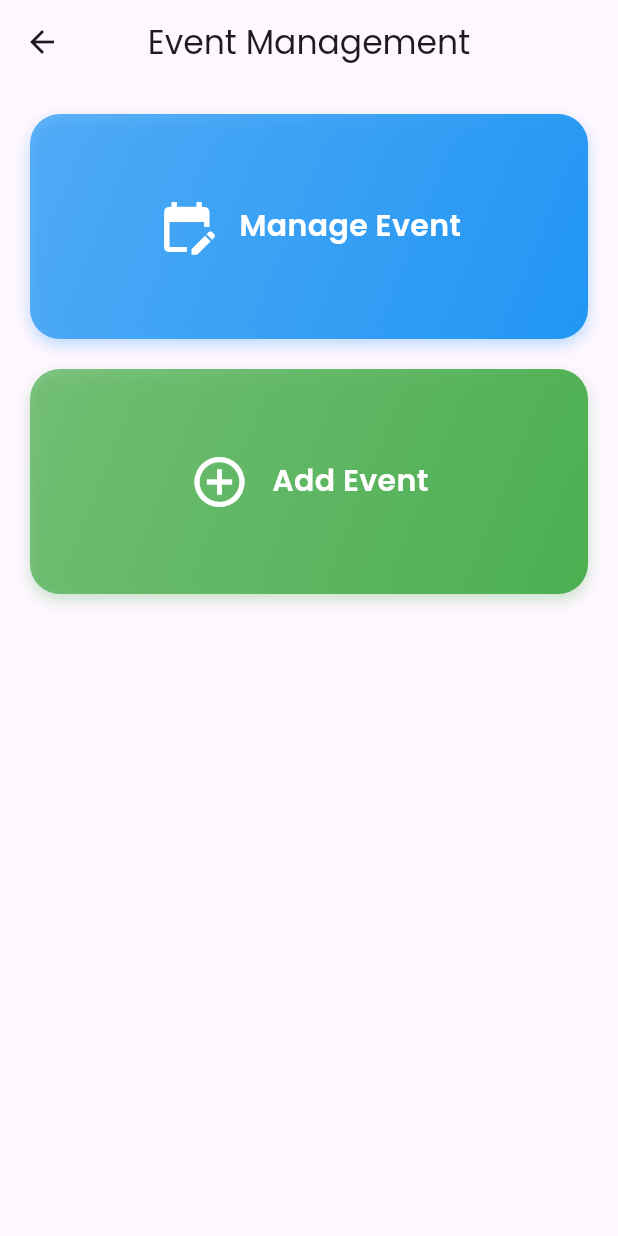
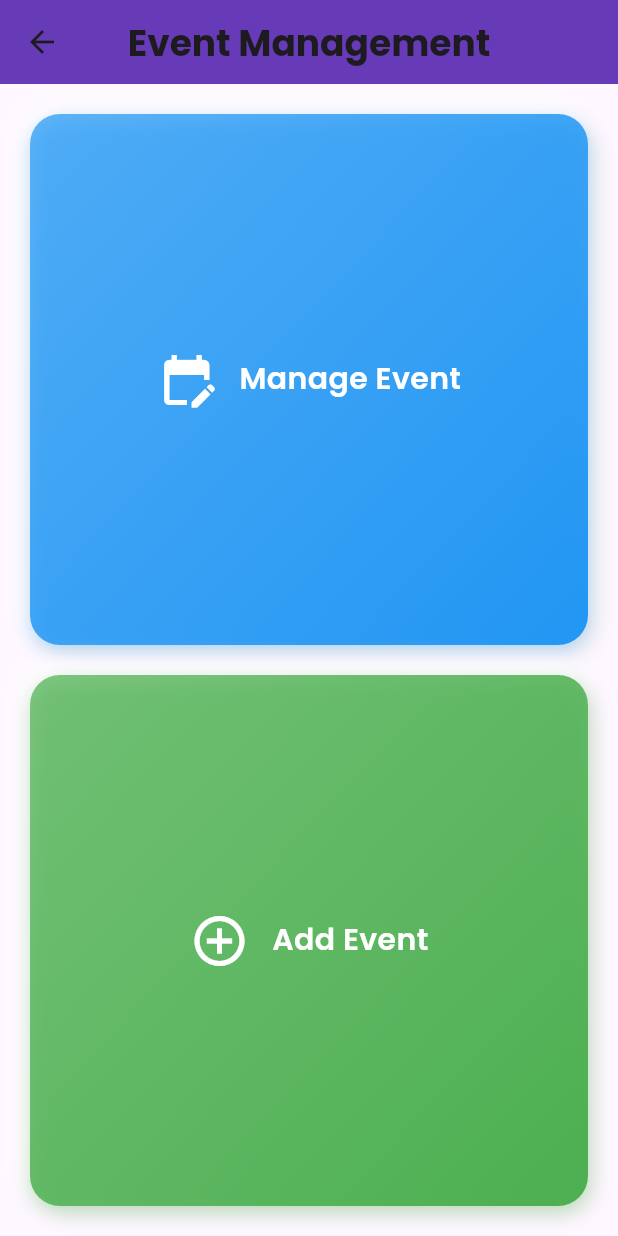
Before and after one commit to Mantaka-Mahir/Anetwork, a Flutter app: the AdminEventScreen screen opened directly, on a phone screen of 412 x 824 dp. Run offline on Flutter 3.47's test engine with Material 3 defaults, Android fonts, the phone set to English and light mode, and no system bars; drawn by our look-alikes of clay_containers; our stand-ins replace cached_network_image, carousel_slider, font_awesome_flutter, google_fonts, image_picker; missing offline and left inert: flutter_barcode_scanner; network calls fail.

Commit message:
admin ui

```diff
--- a/lib/screeen/admin_event_screen.dart
+++ b/lib/screeen/admin_event_screen.dart
@@ -1,26 +1,53 @@
 import 'package:flutter/material.dart';
 import 'package:google_fonts/google_fonts.dart';
+import 'package:clay_containers/clay_containers.dart';
 import 'manage_event_screen.dart';
 import 'add_event_screen.dart';
 
-class AdminEventScreen extends StatelessWidget {
+class AdminEventScreen extends StatefulWidget {
   const AdminEventScreen({Key? key}) : super(key: key);
+
+  @override
+  _AdminEventScreenState createState() => _AdminEventScreenState();
+}
+
+class _AdminEventScreenState extends State<AdminEventScreen> {
+  double _opacity = 0.0;
+
+  @override
+  void initState() {
+    super.initState();
+    // Start fade-in animation after a short delay
+    Future.delayed(const Duration(milliseconds: 300), () {
+      setState(() {
+        _opacity = 1.0;
+      });
+    });
+  }
 
   @override
   Widget build(BuildContext context) {
     return Scaffold(
+      // Modern AppBar with centered title and a deep purple background
       appBar: AppBar(
+        backgroundColor: Colors.deepPurple,
         title: Text(
           'Event Management',
-          style: GoogleFonts.poppins(),
+          style: GoogleFonts.poppins(fontSize: 24, fontWeight: FontWeight.bold),
         ),
         centerTitle: true,
       ),
-      body: Padding(
+      // Wrap the content in AnimatedOpacity for a subtle fade-in effect
+      body: AnimatedOpacity(
+        opacity: _opacity,
+        duration: const Duration(milliseconds: 500),
+        child: Padding(
           padding: const EdgeInsets.all(20),
+          // Use a Column with Expanded widgets so that each card fills available space
           child: Column(
             children: [
-            _buildEventCard(
+              Expanded(
+                child: _buildSimpleCard(
                   context,
                   'Manage Event',
                   Icons.edit_calendar,
@@ -32,8 +59,10 @@ class AdminEventScreen extends StatelessWidget {
                     ),
                   ),
                 ),
+              ),
               const SizedBox(height: 20),
-            _buildEventCard(
+              Expanded(
+                child: _buildSimpleCard(
                   context,
                   'Add Event',
                   Icons.add_circle_outline,
@@ -45,18 +74,29 @@ class AdminEventScreen extends StatelessWidget {
                     ),
                   ),
                 ),
+              ),
             ],
+          ),
         ),
       ),
     );
   }
 
-  Widget _buildEventCard(BuildContext context, String title, IconData icon,
-      Color color, VoidCallback onTap) {
+  // Updated: Each navigation card now fills its Expanded area.
+  Widget _buildSimpleCard(
+      BuildContext context,
+      String title,
+      IconData icon,
+      Color color,
+      VoidCallback onTap,
+      ) {
     return GestureDetector(
       onTap: onTap,
+      child: ClayContainer(
+        depth: 20,
+        borderRadius: 20,
+        color: Colors.white,
         child: Container(
-        height: 150,
           decoration: BoxDecoration(
             gradient: LinearGradient(
               colors: [color.withOpacity(0.7), color],
@@ -67,19 +107,17 @@ class AdminEventScreen extends StatelessWidget {
             boxShadow: [
               BoxShadow(
                 color: color.withOpacity(0.3),
-              blurRadius: 8,
+                blurRadius: 10,
                 offset: const Offset(0, 4),
               ),
             ],
           ),
+          // Center the card's content both vertically and horizontally
+          child: Center(
             child: Row(
               mainAxisAlignment: MainAxisAlignment.center,
               children: [
-            Icon(
-              icon,
-              size: 40,
-              color: Colors.white,
-            ),
+                Icon(icon, size: 40, color: Colors.white),
                 const SizedBox(width: 15),
                 Text(
                   title,
@@ -92,6 +130,8 @@ class AdminEventScreen extends StatelessWidget {
               ],
             ),
           ),
+        ),
+      ),
     );
   }
 }
--- a/pubspec.yaml
+++ b/pubspec.yaml
@@ -19,6 +19,7 @@ dependencies:
   url_launcher: ^6.1.12
   lottie: ^3.2.0
   flutter_barcode_scanner: ^2.0.0
+  image_picker: ^0.8.6
   carousel_slider: ^5.0.0
   provider: ^6.1.2
 
```
Also changed, not shown: lib/screeen/adduser.dart (added, +128 -0 lines), lib/screeen/edit_current_event_screen.dart (+26 -2 lines), lib/screeen/edit_event_screen.dart (+100 -65 lines), lib/screeen/past_event_screen.dart (added, +106 -0 lines), pubspec.lock, 1 other file. Lines whose indentation alone changed are shown as unchanged.
